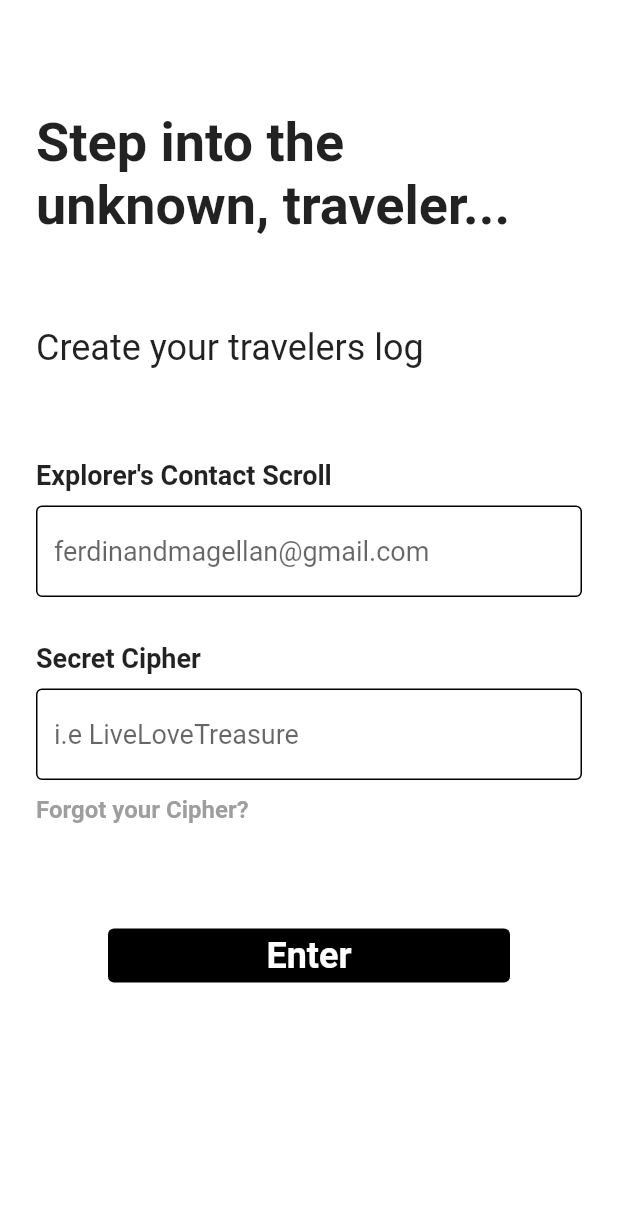
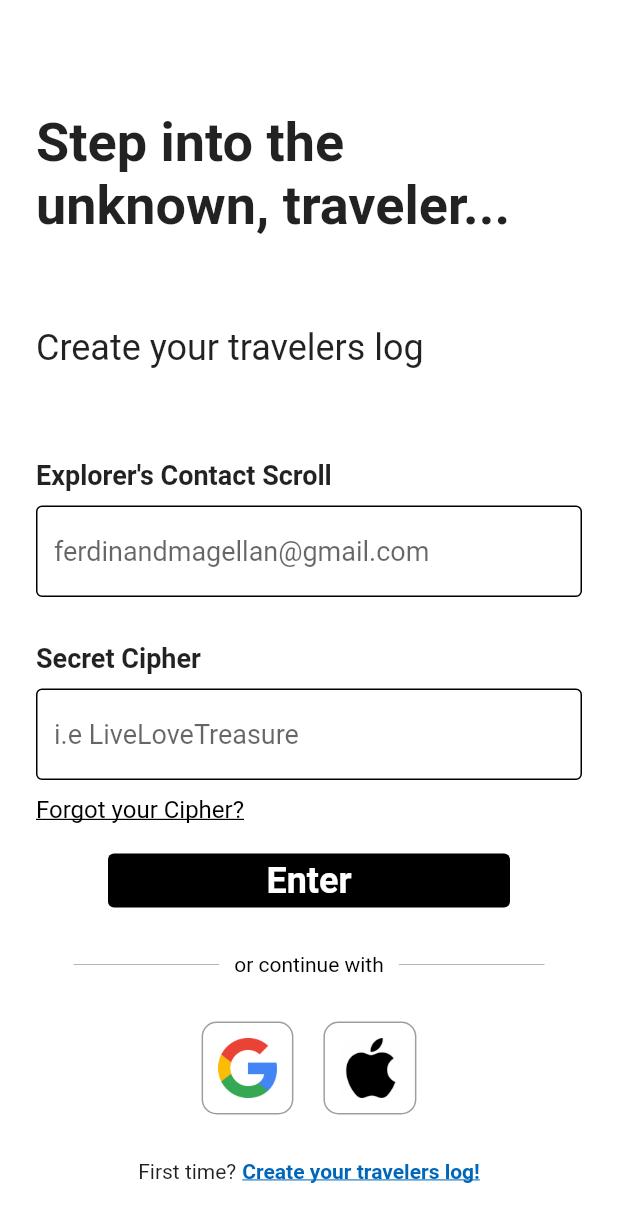
Before and after one commit to eshaanrathi2/3keys, a Flutter app: the screen it shows after launch, on a phone screen of 412 x 824 dp. Shown: the top 1222 px of the screen. Run offline on Flutter 3.47's test engine with Material 2 defaults, Android fonts, the phone set to English and light mode, and no system bars; our stand-ins replace firebase_core; accounts and stored records are empty.

```diff
--- a/lib/main.dart
+++ b/lib/main.dart
@@ -1,5 +1,8 @@
 import 'package:flutter/material.dart';
 import 'package:project_3_keys/pages/login_page.dart';
+
+import 'package:firebase_core/firebase_core.dart';
+import 'firebase_options.dart';
 
 void main() {
   runApp(const MyApp());
--- a/lib/pages/login_page.dart
+++ b/lib/pages/login_page.dart
@@ -60,6 +60,23 @@
   }
 }
 
+class SquareGoogleButton extends StatelessWidget {
+  final String imagePath;
+  const SquareGoogleButton({super.key, required this.imagePath});
+
+  @override
+  Widget build(BuildContext context) {
+    return Container(
+      padding: const EdgeInsets.all(10),
+      decoration: BoxDecoration(
+        border: Border.all(color: Colors.grey),
+        borderRadius: BorderRadius.circular(10),
+      ),
+      child: Image.asset(imagePath, height: 40,),
+    );
+  }
+}
+
 class LoginPage extends StatelessWidget {
   LoginPage({super.key});
 
@@ -85,6 +102,8 @@
           child: Column(
             mainAxisAlignment: MainAxisAlignment.start,
             crossAxisAlignment: CrossAxisAlignment.start,
+            // Align to center
+            // mainAxisAlignment: MainAxisAlignment.center,
 
             children: [
               // vertical spacing of 50
@@ -165,21 +184,92 @@
               const Text(
                 "Forgot your Cipher?",
                 style: TextStyle(
-                  color: Colors.grey,
+                  color: Colors.black,
                   fontSize: 16,
-                  fontWeight: FontWeight.bold,
+                  decoration: TextDecoration.underline,
+                  //fontWeight: FontWeight.bold,
                 ),
               ),
 
 
-              // vertical spacing of 70
-              const SizedBox(height: 70),
-
+              // enter button
+              // vertical spacing of 20
+              const SizedBox(height: 20),
               SignInButton(onTap: signUserIn),
 
 
+              // Google , Apple sign choice
+              // vertical spacing of 30
+              const SizedBox(height: 30),
+              const Padding(
+                padding: EdgeInsets.symmetric(horizontal: 25.0),
+                child: Row(
+                  children: [
+                    Expanded(
+                      child: Divider(
+                        thickness: .5,
+                        color: Colors.grey,
+                      ),
+                    ),
 
-              // enter
+                    Padding(
+                      padding: EdgeInsets.symmetric(horizontal: 10.0),
+                      child: Text(
+                        'or continue with',
+                        style: TextStyle(
+                          color: Colors.black,
+                        ),
+                      ),
+                    ),
+
+                    Expanded(
+                      child: Divider(
+                        thickness: .5,
+                        color: Colors.grey,
+                      ),
+                    )
+                ],),
+              ),
+
+              //Google + Apple sign in buttons
+              // vertical spacing of 30
+              const SizedBox(height: 30),
+
+
+              const Row(
+                mainAxisAlignment: MainAxisAlignment.center,
+                children: [
+                  SquareGoogleButton(imagePath: "lib/images/google-logo.png"),
+                  SizedBox(width: 20,),
+
+                  SquareGoogleButton(imagePath: "lib/images/apple-logo4 copy.png"),
+              ],),
+
+
+
+              // Register
+              // vertical spacing of 30
+              const SizedBox(height: 30),
+
+              // secret cipher
+              const Row(
+                mainAxisAlignment: MainAxisAlignment.center,
+                children: [
+                  Text("First time?"),
+                  SizedBox(width: 4,),
+                  Text(
+                    "Create your travelers log!",
+                    style: TextStyle(
+                      color: Color.fromARGB(255, 0, 102, 185),
+                      fontWeight: FontWeight.bold,
+                      decoration: TextDecoration.underline,
+                    ),
+                  ),
+                ],
+              ),
+
+
+
           ],),
         ),
       ),
```
Also changed, not shown: pubspec.yaml (+5 -3 lines), lib/firebase_options.dart (added), lib/images/apple-logo.png (added), lib/images/apple-logo2.png (added), lib/images/apple-logo3.png (added), lib/images/apple-logo4 copy.png (added), lib/images/apple-logo4.png (added), lib/images/apple-logo5.png (added), lib/images/apple-logo6.png (added), lib/images/google-logo.png (added), pubspec.lock, 18 other files.
